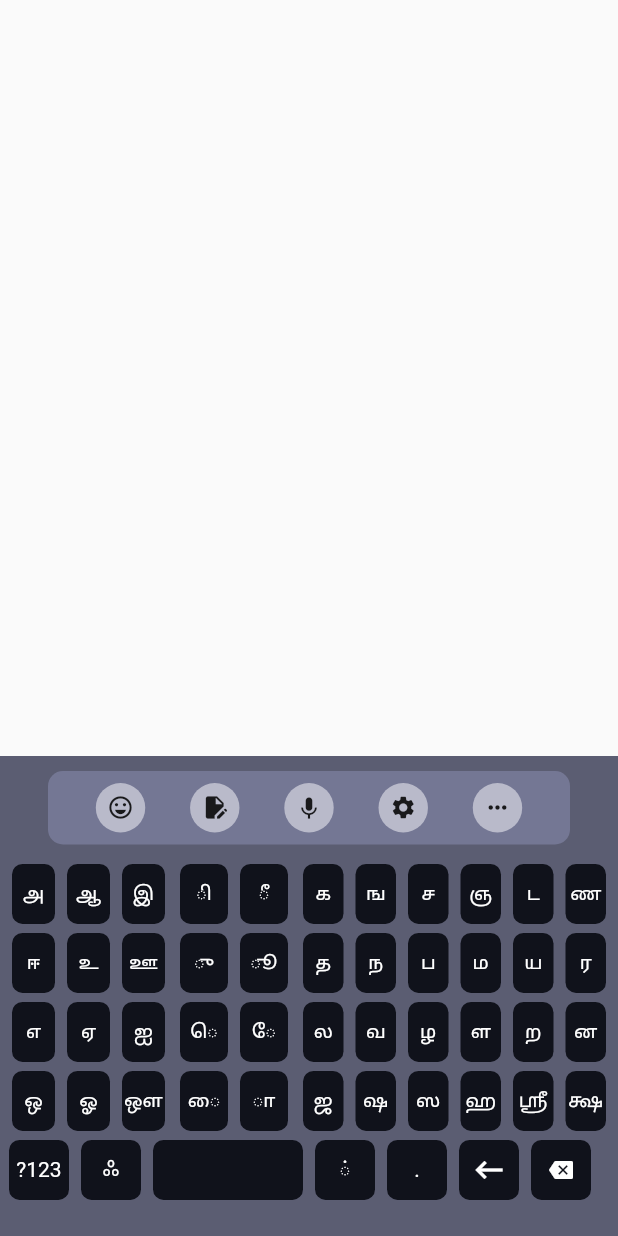
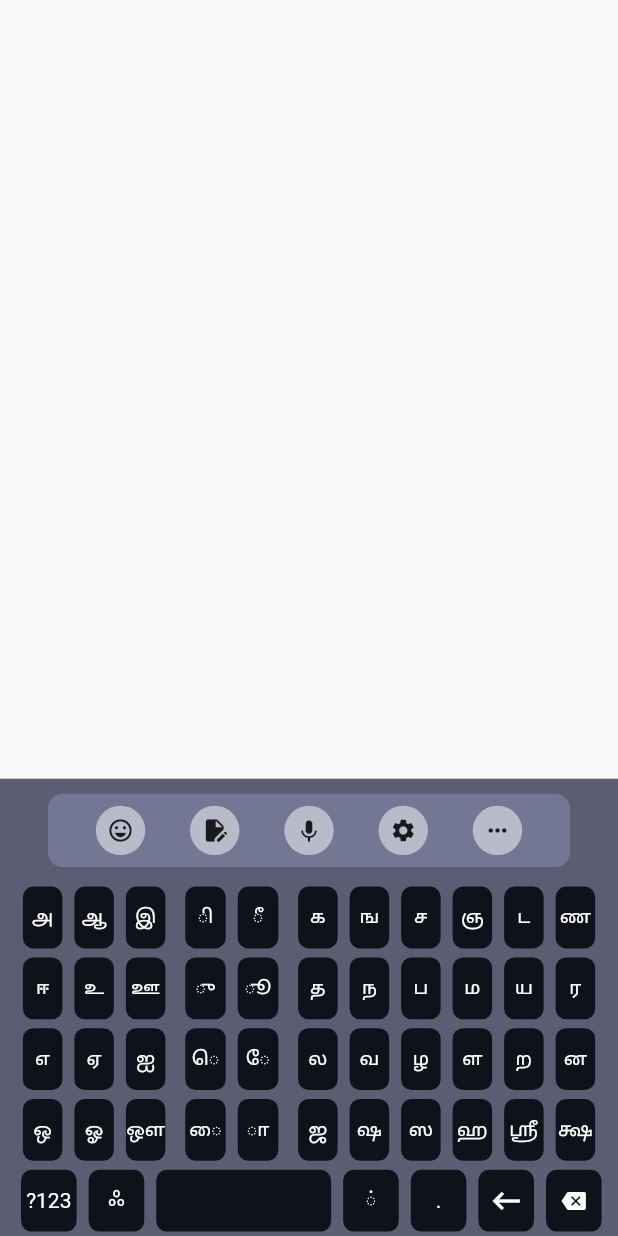
Before and after one commit to kishoreckd/Tamil_keyboard, a Flutter app: the screen it shows after launch, on a phone screen of 412 x 824 dp. Run offline on Flutter 3.47's test engine with Material 2 defaults, Android fonts, the phone set to English and light mode, and no system bars.

Commit message:
media query added

```diff
--- a/lib/screens/keyboard.dart
+++ b/lib/screens/keyboard.dart
@@ -22,8 +22,6 @@ class _TamilKeyboardState extends State<TamilKeyboard> {
     super.initState();
     text = '';
   }
-
-
 
   keyPress(val) {
     setState(() {
@@ -152,6 +150,8 @@ class _TamilKeyboardState extends State<TamilKeyboard> {
   Widget build(BuildContext context) {
     double baseWidth = 375;
     double fem = MediaQuery.of(context).size.width / baseWidth;
+    final screenHeight = MediaQuery.of(context).size.height;
+    final screenWidth = MediaQuery.of(context).size.width;
     return Scaffold(
       body: SafeArea(
         child: SizedBox(
@@ -160,7 +160,7 @@ class _TamilKeyboardState extends State<TamilKeyboard> {
             children: [
               renderText(),
               Container(
-                height: 320,
+                height: screenHeight * 0.37,
                 decoration: const BoxDecoration(color: Color(0XFF5B5D72)),
                 child: Padding(
                   padding: const EdgeInsets.symmetric(horizontal: 2),
@@ -264,29 +264,33 @@ class _TamilKeyboardState extends State<TamilKeyboard> {
                       const SizedBox(
                         height: 10,
                       ),
-                      Column(
+                      Padding(
+                        padding: const EdgeInsets.symmetric(horizontal: 4.0),
+                        child: Column(
                           children: [
                             Row(
                               mainAxisAlignment: MainAxisAlignment.spaceEvenly,
                               children: [
                                 SizedBox(
-                                  width: 110,
+                                    width: screenWidth * 0.25,
                                     child: Column(
                                       children: [...renderKeyboard()],
                                     )),
                                 SizedBox(
-                                  width: 80,
+                                    width: screenWidth * 0.17,
                                     child: Column(
                                       children: [...renderKeyboard2()],
                                     )),
                                 SizedBox(
-                                  width: 210,
+                                    width: screenWidth * 0.50,
                                     child: Column(
                                       children: [...renderKeyboard3()],
                                     )),
                               ],
                             ),
-                          SizedBox(
+                            Padding(
+                              padding: const EdgeInsets.symmetric(horizontal:4.0),
+                              child: SizedBox(
                                   child: Row(
                                 children: [
                                   KeyboardKey(
@@ -328,7 +332,8 @@ class _TamilKeyboardState extends State<TamilKeyboard> {
                                               is Widget
                                           ? onBackspacePress
                                           : keyPress,
-                                  value: const Icon(Icons.keyboard_backspace)),
+                                      value:
+                                          const Icon(Icons.keyboard_backspace)),
                                   KeyboardKey(
                                       label: const Icon(
                                         Icons.backspace,
@@ -341,7 +346,9 @@ class _TamilKeyboardState extends State<TamilKeyboard> {
                                       value: const Icon(Icons.backspace)),
                                 ],
                               )),
+                            ),
                           ],
+                        ),
                       ),
                     ],
                   ),
--- a/lib/screens/widget/keyboardkey.dart
+++ b/lib/screens/widget/keyboardkey.dart
@@ -35,6 +35,8 @@ class _KeyboardKeyState extends State<KeyboardKey> {
 
   @override
   Widget build(BuildContext context) {
+    final screenHeight = MediaQuery.of(context).size.height;
+    final screenwidth = MediaQuery.of(context).size.width;
     return InkWell(
       onTap: () {
         widget.onTap(widget.value);
@@ -45,8 +47,8 @@ class _KeyboardKeyState extends State<KeyboardKey> {
           Padding(
             padding: const EdgeInsets.symmetric(vertical: 3, horizontal: 4),
             child: Container(
-              height: 40,
-              width: 40,
+              height: screenHeight * 0.05,
+              width: screenwidth * 0.09,
               decoration: BoxDecoration(
                   color: const Color(0xFF10121B),
                   borderRadius: BorderRadius.circular(7)),
@@ -93,6 +95,9 @@ class _SpacebarState extends State<Spacebar> {
 
   @override
   Widget build(BuildContext context) {
+    final screenHeight = MediaQuery.of(context).size.height;
+    final screenWidth = MediaQuery.of(context).size.width;
+
     return InkWell(
       onTap: () {
         widget.onTap(widget.value);
@@ -103,8 +108,8 @@ class _SpacebarState extends State<Spacebar> {
           Padding(
             padding: const EdgeInsets.symmetric(vertical: 3, horizontal: 4),
             child: Container(
-              height: 40,
-              width: 100,
+              height: screenHeight * 0.05,
+              width: screenWidth * 0.283,
               decoration: BoxDecoration(
                   color: const Color(0xFF10121B),
                   borderRadius: BorderRadius.circular(7)),
```
Lines whose indentation alone changed are shown as unchanged.
